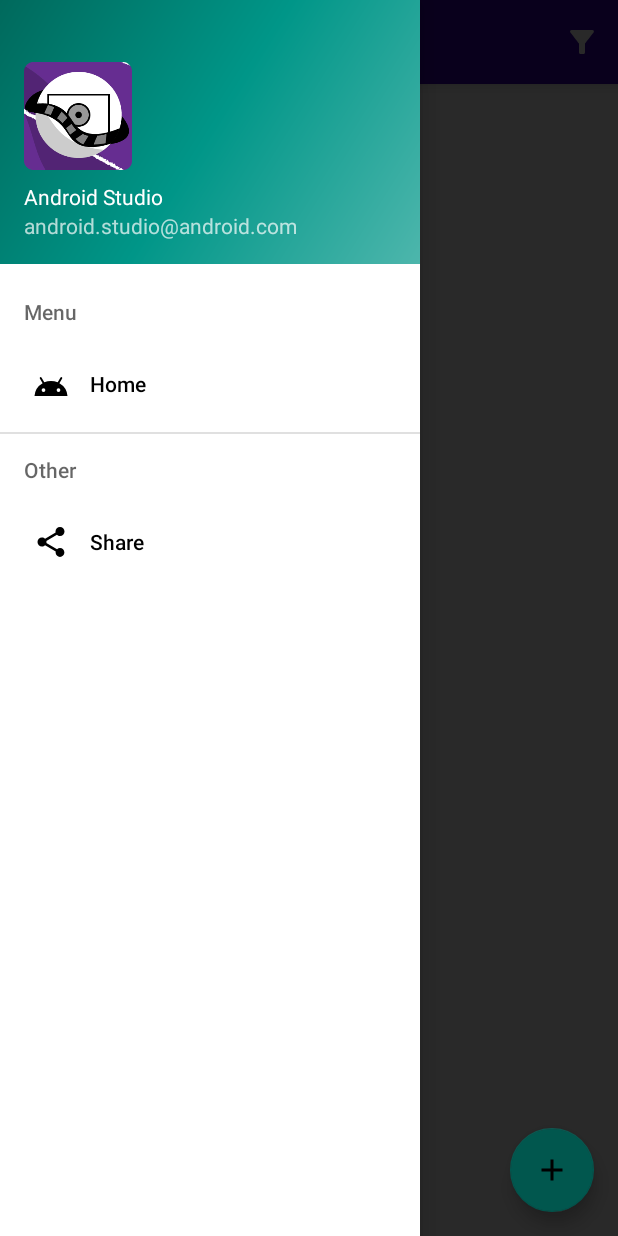
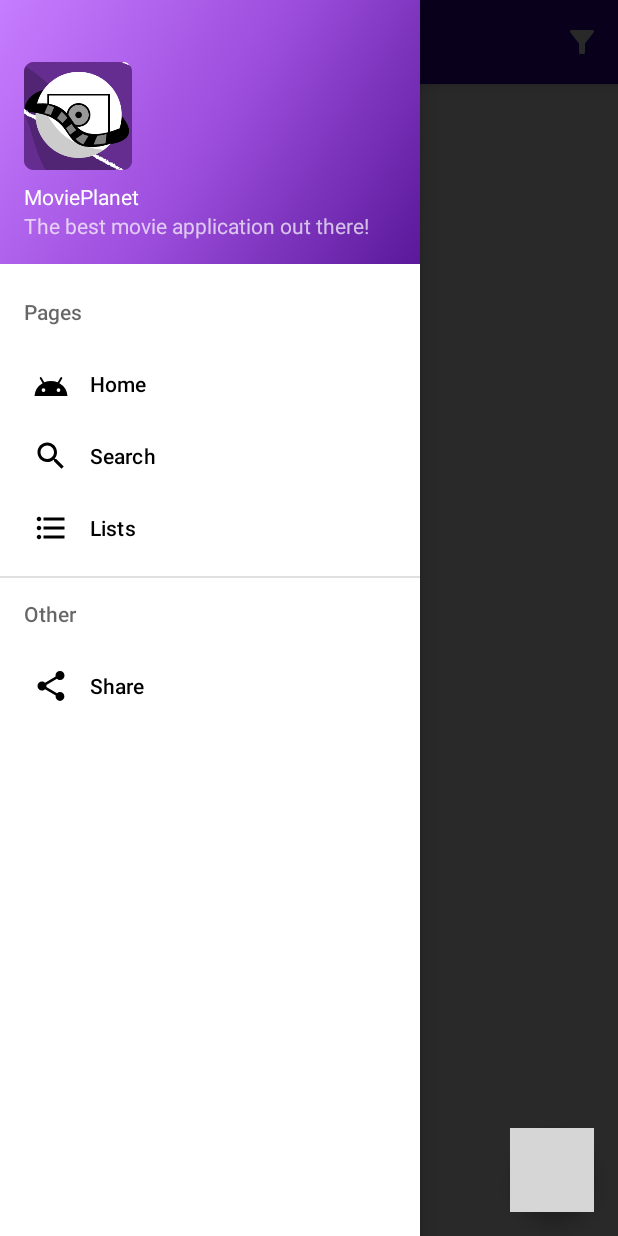
Before and after one commit to lucas-kok/movie-planet-application, an Android app: the screen it shows after launch (MainActivity), with the side drawer open, on a phone screen of 412 x 824 dp. Run offline under Robolectric (Android 15) with nearby library versions, the phone set to English and light mode, and no system bars; our stand-ins replace Room's generated code; grey boxes are pictures that could not be loaded.

Commit message:
Added side menu with icons and names, and updated gradient

```diff
--- /dev/null
+++ b/app/src/main/res/drawable/ic_list.xml
@@ -0,0 +1,11 @@
+<vector xmlns:android="http://schemas.android.com/apk/res/android"
+    android:width="24dp"
+    android:height="24dp"
+    android:viewportWidth="24"
+    android:viewportHeight="24"
+    android:tint="?attr/colorControlNormal"
+    android:autoMirrored="true">
+  <path
+      android:fillColor="@android:color/white"
+      android:pathData="M4,10.5c-0.83,0 -1.5,0.67 -1.5,1.5s0.67,1.5 1.5,1.5 1.5,-0.67 1.5,-1.5 -0.67,-1.5 -1.5,-1.5zM4,4.5c-0.83,0 -1.5,0.67 -1.5,1.5S3.17,7.5 4,7.5 5.5,6.83 5.5,6 4.83,4.5 4,4.5zM4,16.5c-0.83,0 -1.5,0.68 -1.5,1.5s0.68,1.5 1.5,1.5 1.5,-0.68 1.5,-1.5 -0.67,-1.5 -1.5,-1.5zM7,19h14v-2L7,17v2zM7,13h14v-2L7,11v2zM7,5v2h14L21,5L7,5z"/>
+</vector>
--- a/app/src/main/res/drawable/ic_add.xml
+++ b/app/src/main/res/drawable/ic_search.xml
@@ -6,5 +6,5 @@
     android:tint="?attr/colorControlNormal">
   <path
       android:fillColor="@android:color/white"
-      android:pathData="M19,13h-6v6h-2v-6H5v-2h6V5h2v6h6v2z"/>
+      android:pathData="M15.5,14h-0.79l-0.28,-0.27C15.41,12.59 16,11.11 16,9.5 16,5.91 13.09,3 9.5,3S3,5.91 3,9.5 5.91,16 9.5,16c1.61,0 3.09,-0.59 4.23,-1.57l0.27,0.28v0.79l5,4.99L20.49,19l-4.99,-5zM9.5,14C7.01,14 5,11.99 5,9.5S7.01,5 9.5,5 14,7.01 14,9.5 11.99,14 9.5,14z"/>
 </vector>
--- a/app/src/main/res/drawable/side_nav_bar.xml
+++ b/app/src/main/res/drawable/side_nav_bar.xml
@@ -2,8 +2,8 @@
     android:shape="rectangle">
     <gradient
         android:angle="135"
-        android:centerColor="#009688"
-        android:endColor="#00695C"
-        android:startColor="#4DB6AC"
+        android:centerColor="#9d4edd"
+        android:endColor="#c77dff"
+        android:startColor="#5a189a"
         android:type="linear" />
 </shape>
--- a/app/src/main/res/menu/menu_main.xml
+++ b/app/src/main/res/menu/menu_main.xml
@@ -32,6 +32,18 @@ So, we are leaving the template code in. -->
                     android:orderInCategory="10"
                     android:title="@string/label_menu_item_home"
                     app:showAsAction="never" />
+                <item
+                    android:id="@+id/action_search"
+                    android:icon="@drawable/ic_search"
+                    android:orderInCategory="20"
+                    android:title="Search"
+                    app:showAsAction="never"/>
+                <item
+                    android:id="@+id/action_list"
+                    android:icon="@drawable/ic_list"
+                    android:orderInCategory="30"
+                    android:title="Lists"
+                    app:showAsAction="never"/>
             </group>
         </menu>
     </item>
--- a/app/src/main/res/values/strings.xml
+++ b/app/src/main/res/values/strings.xml
@@ -6,13 +6,13 @@
 
     <string name="navigation_drawer_open">Open navigation drawer</string>
     <string name="navigation_drawer_close">Close navigation drawer</string>
-    <string name="nav_header_title">Android Studio</string>
-    <string name="nav_header_subtitle">android.studio@android.com</string>
+    <string name="nav_header_title">MoviePlanet</string>
+    <string name="nav_header_subtitle">The best movie application out there!</string>
     <string name="nav_header_desc">Navigation header</string>
     <string name="action_settings">Settings</string>
 
     <!-- Main Menu -->
-    <string name="label_menu_pages">Menu</string>
+    <string name="label_menu_pages">Pages</string>
     <string name="label_menu_item_home">Home</string>
     <string name="label_menu_other">Other</string>
     <string name="label_menu_item_share">Share</string>
```
